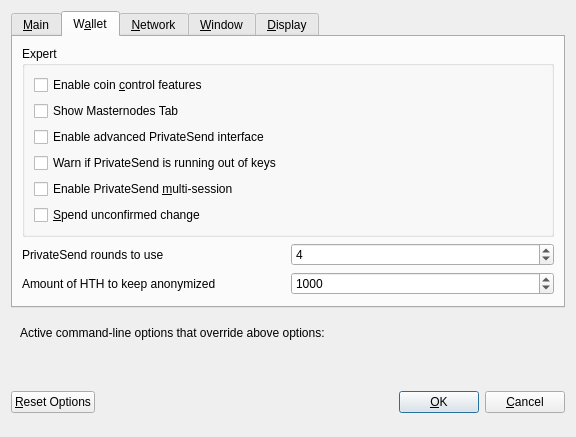
First picture: the form in src/qt/forms/optionsdialog.ui, repository HTHcoin/HTH-Legacy-old-chain, before the edit.
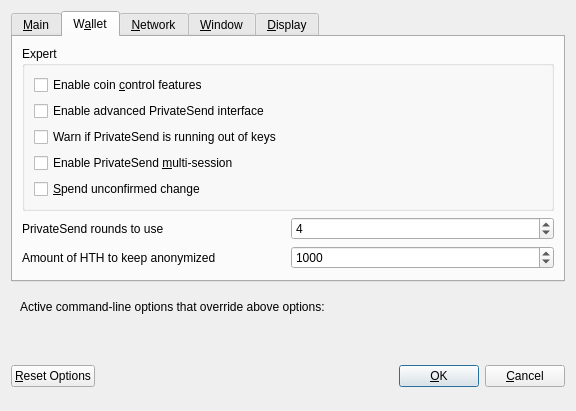
Second picture: the form after the edit. The open tabs and pages were chosen to show the change. Custom widgets are drawn as their Qt base class.

The edit to the form file:
```diff
--- a/src/qt/forms/optionsdialog.ui
+++ b/src/qt/forms/optionsdialog.ui
@@ -153,16 +153,6 @@
             </property>
            </widget>
           </item>
-          <item>
-           <widget class="QCheckBox" name="showMasternodesTab">
-            <property name="toolTip">
-             <string>Show additional tab listing all your masternodes in first sub-tab&lt;br/&gt;and all masternodes on the network in second sub-tab.</string>
-            </property>
-            <property name="text">
-             <string>Show Masternodes Tab</string>
-            </property>
-           </widget>
-          </item>
           <item>
            <widget class="QCheckBox" name="showAdvancedPSUI">
             <property name="toolTip">
```
Left out of the diff: 2 changed lines with no effect on the pictures.
